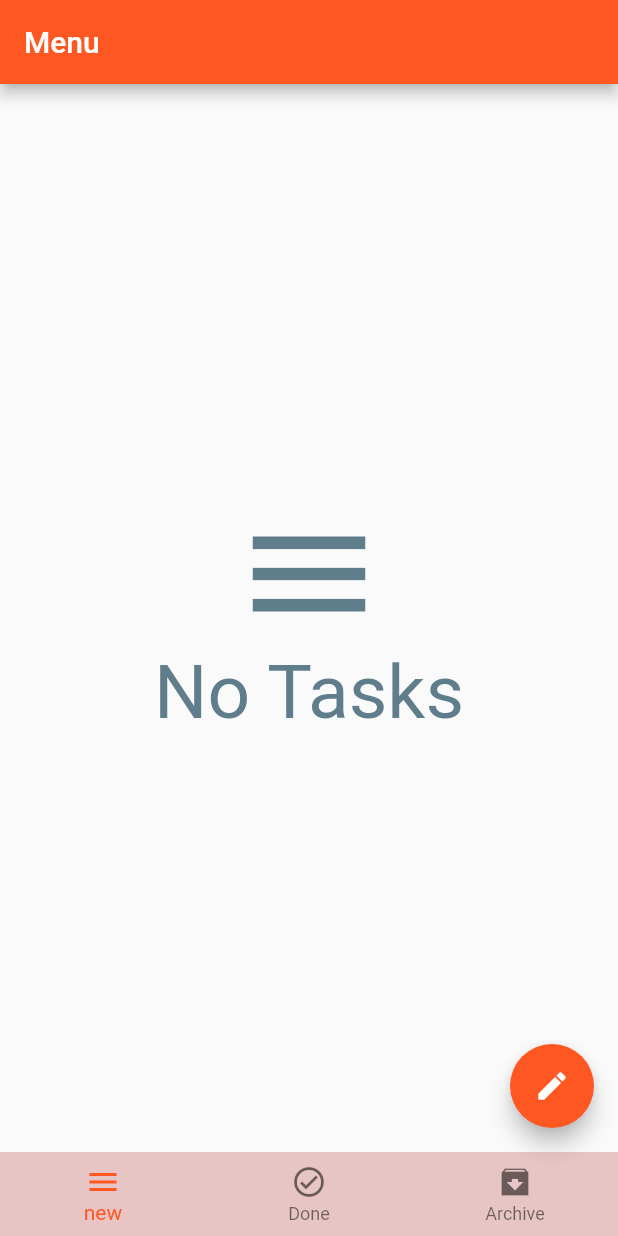
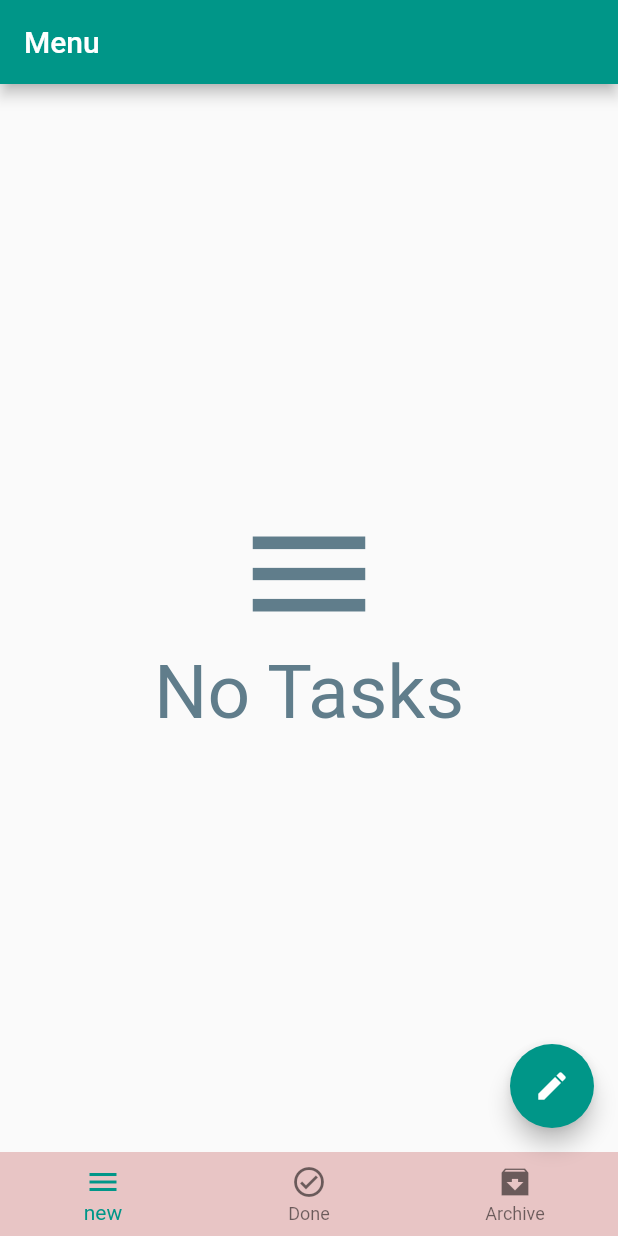
Before and after one commit to elsoudy222/TODO, a Flutter app: the screen it shows after launch, on a phone screen of 412 x 824 dp. Run offline on Flutter 3.47's test engine with Material 2 defaults, Android fonts, the phone set to English and light mode, and no system bars; our stand-ins replace bloc, flutter_bloc, fluttertoast, sqflite; accounts and stored records are empty.

Commit message:
Update main.dart

```diff
--- a/lib/main.dart
+++ b/lib/main.dart
@@ -18,7 +18,7 @@ class MyApp extends StatelessWidget
     return MaterialApp(
       debugShowCheckedModeBanner: false,
       theme: ThemeData(
-          primarySwatch: Colors.deepOrange
+          primarySwatch: Colors.teal
       ),
 
       home: Todo(),
```
